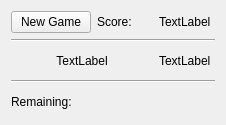
EuphoricCatface/yet-another-word-puzzle, file widget/TopFrame.ui: the form before one commit.
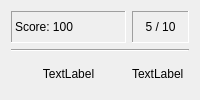
The form after the commit.

Commit message: Rearrange TopFrame and "New Game"

```diff
--- a/widget/TopFrame.ui
+++ b/widget/TopFrame.ui
@@ -6,31 +6,14 @@
    <rect>
     <x>0</x>
     <y>0</y>
-    <width>226</width>
-    <height>125</height>
+    <width>200</width>
+    <height>100</height>
    </rect>
   </property>
   <property name="windowTitle">
    <string>Frame</string>
   </property>
   <layout class="QGridLayout" name="gridLayout">
-   <item row="2" column="0" colspan="2">
-    <widget class="QLabel" name="label_word">
-     <property name="text">
-      <string>TextLabel</string>
-     </property>
-     <property name="alignment">
-      <set>Qt::AlignCenter</set>
-     </property>
-    </widget>
-   </item>
-   <item row="0" column="0">
-    <widget class="QPushButton" name="pushButton_start">
-     <property name="text">
-      <string>New Game</string>
-     </property>
-    </widget>
-   </item>
    <item row="2" column="2">
     <widget class="QLabel" name="label_wordscore">
      <property name="text">
@@ -38,17 +21,16 @@
      </property>
     </widget>
    </item>
-   <item row="0" column="2">
+   <item row="0" column="0" colspan="2">
     <widget class="QLabel" name="label_score">
-     <property name="text">
-      <string>TextLabel</string>
+     <property name="frameShape">
+      <enum>QFrame::Panel</enum>
      </property>
-    </widget>
-   </item>
-   <item row="0" column="1">
-    <widget class="QLabel" name="label_scoretag">
+     <property name="frameShadow">
+      <enum>QFrame::Sunken</enum>
+     </property>
      <property name="text">
-      <string>Score:</string>
+      <string>Score: 100</string>
      </property>
     </widget>
    </item>
@@ -59,24 +41,29 @@
      </property>
     </widget>
    </item>
-   <item row="3" column="0" colspan="3">
-    <widget class="Line" name="line_2">
-     <property name="orientation">
-      <enum>Qt::Horizontal</enum>
-     </property>
-    </widget>
-   </item>
-   <item row="4" column="0" colspan="2">
-    <widget class="QLabel" name="label_remaining">
+   <item row="2" column="0" colspan="2">
+    <widget class="QLabel" name="label_word">
      <property name="text">
-      <string>Remaining:</string>
+      <string>TextLabel</string>
+     </property>
+     <property name="alignment">
+      <set>Qt::AlignCenter</set>
      </property>
     </widget>
    </item>
-   <item row="4" column="2">
+   <item row="0" column="2">
     <widget class="QLabel" name="label_countdown">
+     <property name="frameShape">
+      <enum>QFrame::Panel</enum>
+     </property>
+     <property name="frameShadow">
+      <enum>QFrame::Sunken</enum>
+     </property>
      <property name="text">
-      <string/>
+      <string>5 / 10</string>
+     </property>
+     <property name="alignment">
+      <set>Qt::AlignCenter</set>
      </property>
     </widget>
    </item>
```
The commit also changes 3 other files.
